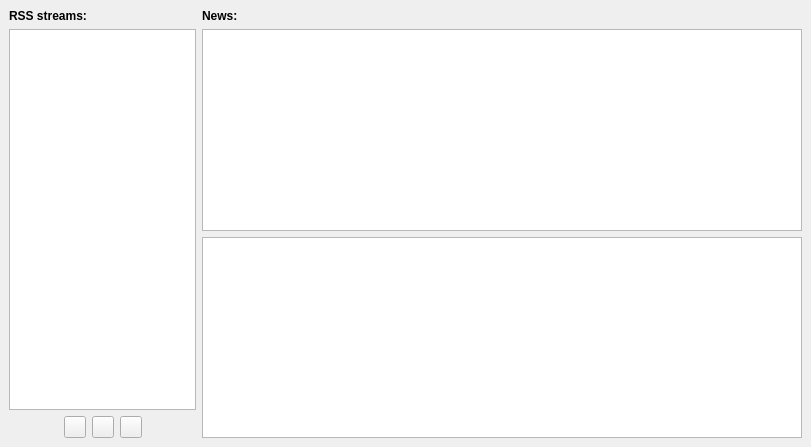
First picture: the form in src/rss.ui, repository SysAdminDoc/qBittorrent-Vanced, before the edit.
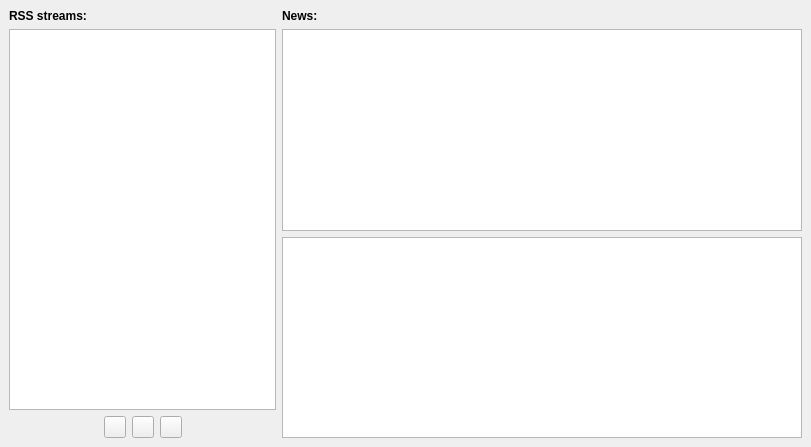
Second picture: the form after the edit.

```diff
--- a/src/rss.ui
+++ b/src/rss.ui
@@ -171,7 +171,7 @@
         <widget class="QListWidget" name="listNews" >
          <property name="minimumSize" >
           <size>
-           <width>600</width>
+           <width>520</width>
            <height>0</height>
           </size>
          </property>
```
Left out of the diff: 31 changed lines with no effect on the pictures.
